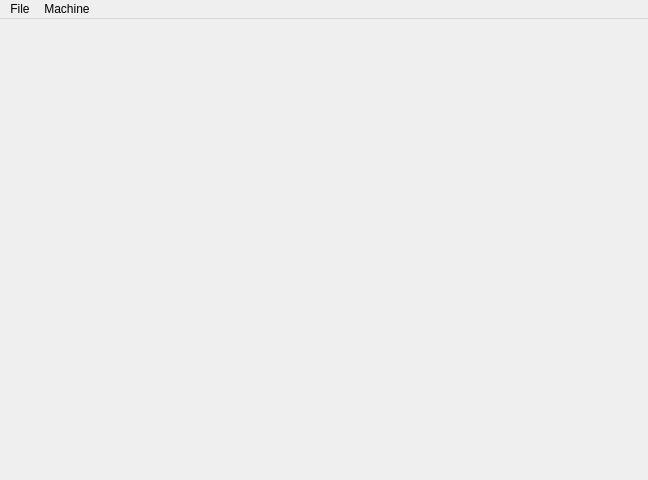
Before: the Qt Designer form examples/mini/mini.ui in kcjengr/qtpyvcp, drawn with Qt 5.
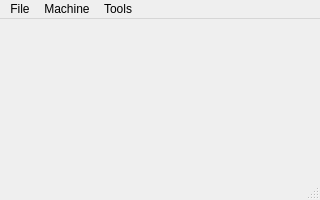
After: the same form once the commit is applied. Custom widgets are drawn as their Qt base class.

Commit message: VCP: make Mini less mini

```diff
--- a/examples/mini/mini.ui
+++ b/examples/mini/mini.ui
@@ -6,32 +6,33 @@
    <rect>
     <x>0</x>
     <y>0</y>
-    <width>648</width>
-    <height>480</height>
+    <width>320</width>
+    <height>200</height>
    </rect>
   </property>
   <property name="windowTitle">
    <string>Form</string>
   </property>
-  <widget class="QWidget" name="centralwidget">
-   <property name="maximumSize">
-    <size>
-     <width>1008</width>
-     <height>624</height>
-    </size>
-   </property>
-   <layout class="QGridLayout" name="gridLayout"/>
-  </widget>
+  <property name="toolTipDuration">
+   <number>-1</number>
+  </property>
+  <property name="promptAtExit" stdset="0">
+   <bool>false</bool>
+  </property>
+  <property name="promot_on_exit" stdset="0">
+   <bool>false</bool>
+  </property>
+  <widget class="QWidget" name="centralwidget"/>
   <widget class="QMenuBar" name="menuBar">
    <property name="geometry">
     <rect>
      <x>0</x>
      <y>0</y>
-     <width>648</width>
+     <width>320</width>
      <height>20</height>
     </rect>
    </property>
-   <widget class="QMenu" name="menuFile">
+   <widget class="QMenu" name="menuExit">
     <property name="title">
      <string>File</string>
     </property>
@@ -45,17 +46,20 @@
     <addaction name="actionEstop"/>
     <addaction name="actionPower"/>
    </widget>
-   <addaction name="menuFile"/>
+   <widget class="QMenu" name="menuTools">
+    <property name="title">
+     <string>Tools</string>
+    </property>
+    <addaction name="actionHalmeter"/>
+    <addaction name="actionHalshow"/>
+    <addaction name="actionHAL_Scope"/>
+    <addaction name="actionCalibration"/>
+   </widget>
+   <addaction name="menuExit"/>
    <addaction name="menuMachine"/>
+   <addaction name="menuTools"/>
   </widget>
-  <action name="actionOpen">
-   <property name="text">
-    <string>Open ...</string>
-   </property>
-   <property name="shortcut">
-    <string>0</string>
-   </property>
-  </action>
+  <widget class="QStatusBar" name="statusBar"/>
   <action name="actionExit">
    <property name="text">
     <string>Exit</string>
```
Left out of the diff: 316 changed lines with no effect on the pictures.
